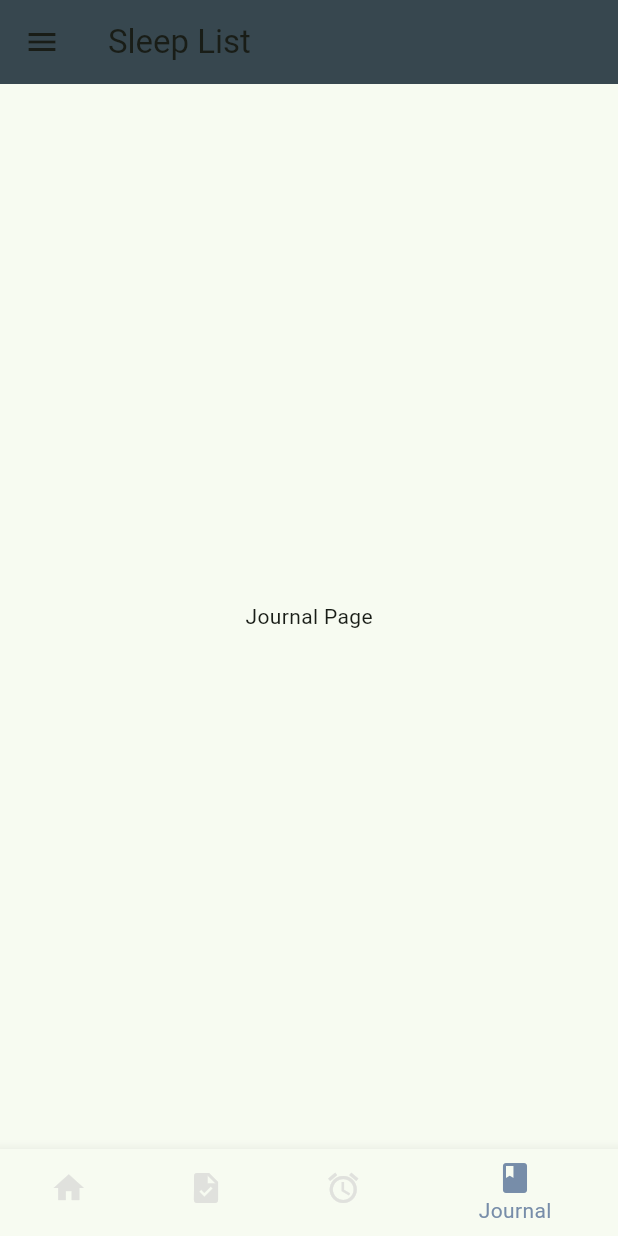
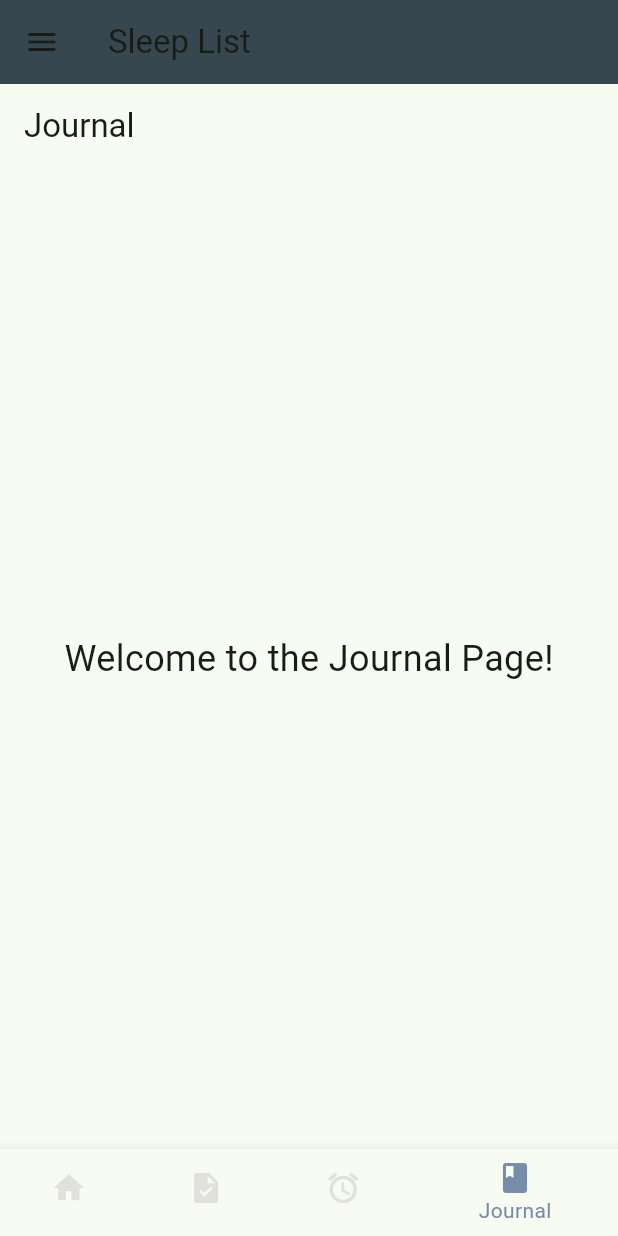
Before and after one commit to GianDMarquez/sleepybuddy, a Flutter app: the screen it shows after launch, item 4 of the bottom bar chosen, on a phone screen of 412 x 824 dp. Run offline on Flutter 3.47's test engine with Material 3 defaults, Android fonts, the phone set to English and light mode, and no system bars.

Commit message:
basic nav fixed

```diff
--- a/lib/journal_page.dart
+++ b/lib/journal_page.dart
@@ -1,6 +1,6 @@
 import 'package:flutter/material.dart';
 
-class JournalTab extends StatelessWidget {
+class JournalPage extends StatelessWidget {
   @override
   Widget build(BuildContext context) {
     return Scaffold(
@@ -18,12 +18,3 @@ class JournalTab extends StatelessWidget {
     );
   }
 }
-
-// You can add more features, widgets, and logic to the JournalPage class.
-// For example, you can create a list of journal entries, allow users to add new entries,
-// and display existing entries in a ListView or other UI components.
-
-// Don't forget to register this page in your app's navigation (e.g., using routes).
-// You can navigate to this page using Navigator.pushNamed(context, '/journal').
-
-// Happy coding! 😊
--- a/lib/main.dart
+++ b/lib/main.dart
@@ -1,5 +1,5 @@
 import 'package:flutter/material.dart';
-
+import 'journal_page.dart';
 // I want to import my pages here!
 void main() {
   runApp(MyApp());
@@ -41,7 +41,7 @@ class _MyHomePageState extends State<MyHomePage> {
     Text('Home Page'),
     Text('Tasks Page'),
     Text('Alarm Page'),
-    Text('Journal Page'),
+    JournalPage(),
   ];
 
   void _onItemTapped(int index) {
```
